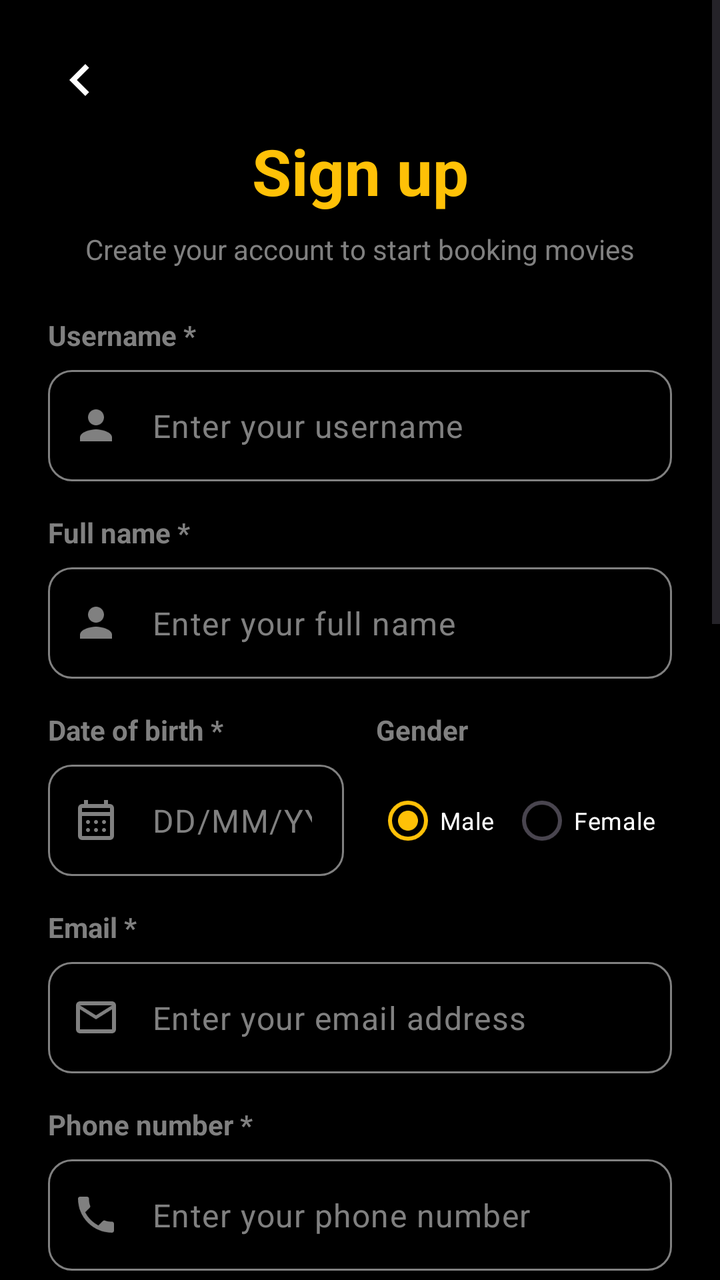
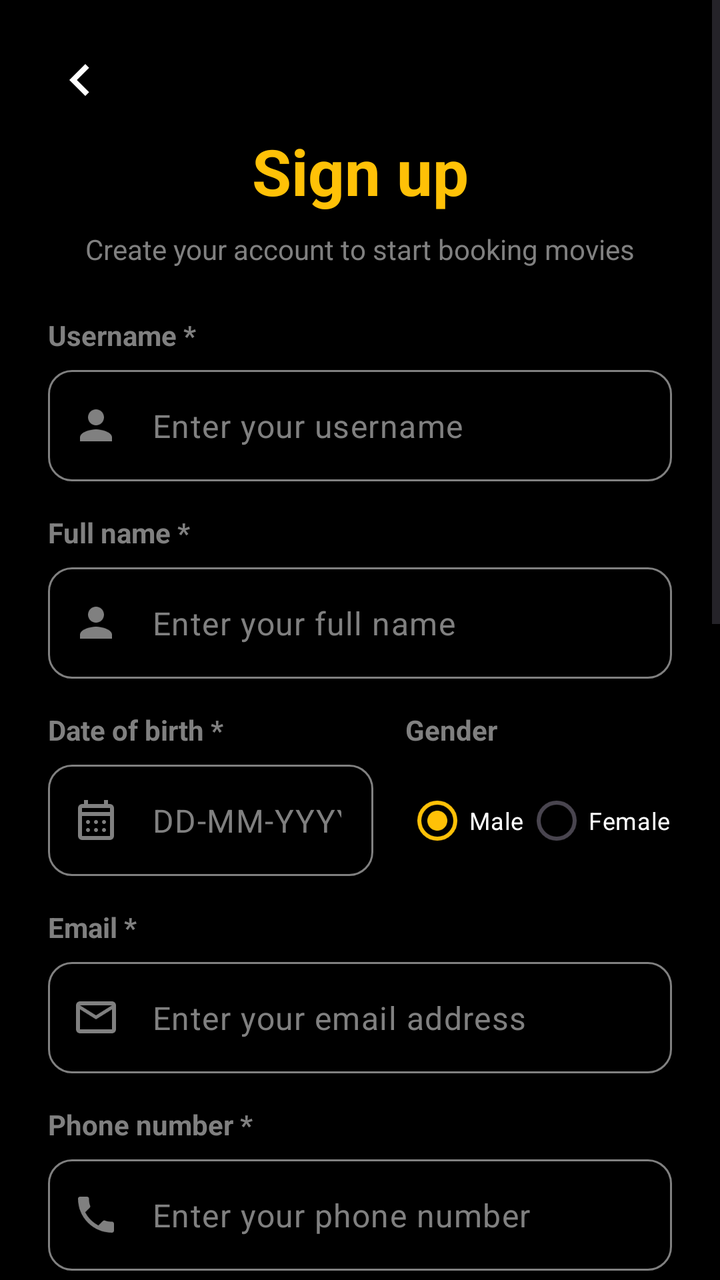

Before-and-after screenshots of an Android layout around one commit, followed by the original layout XML and the change that was made.
<!-- AndroidManifest.xml: activity theme Theme.Moviebookingapp -->
<!-- res/layout/activity_register.xml -->
<?xml version="1.0" encoding="utf-8"?>
<FrameLayout xmlns:android="http://schemas.android.com/apk/res/android"
    xmlns:app="http://schemas.android.com/apk/res-auto"
    xmlns:tools="http://schemas.android.com/tools"
    android:layout_width="match_parent"
    android:layout_height="match_parent"
    tools:context=".view.activity.RegisterActivity">

    <ScrollView
        android:layout_width="match_parent"
        android:layout_height="match_parent"
        android:background="#000000"
        android:fillViewport="true">


        <androidx.constraintlayout.widget.ConstraintLayout
            android:layout_width="match_parent"
            android:layout_height="wrap_content"
            android:padding="24dp">

            
            <ImageView
                android:id="@+id/ivBack"
                android:layout_width="32dp"
                android:layout_height="32dp"
                android:src="@drawable/ic_chevron_right"
                android:rotation="180"
                app:tint="#FFFFFF"
                android:background="?attr/selectableItemBackgroundBorderless"
                android:clickable="true"
                android:focusable="true"
                app:layout_constraintTop_toTopOf="parent"
                app:layout_constraintStart_toStartOf="parent" />

            
            <TextView
                android:id="@+id/tvRegisterTitle"
                android:layout_width="wrap_content"
                android:layout_height="wrap_content"
                android:text="@string/sign_up"
                android:textColor="#FFC107"
                android:textSize="32sp"
                android:textStyle="bold"
                android:layout_marginTop="8dp"
                app:layout_constraintTop_toBottomOf="@id/ivBack"
                app:layout_constraintStart_toStartOf="parent"
                app:layout_constraintEnd_toEndOf="parent" />

            <TextView
                android:id="@+id/tvRegisterSubtitle"
                android:layout_width="wrap_content"
                android:layout_height="wrap_content"
                android:text="@string/register_subtitle"
                android:textColor="#808080"
                android:textSize="14sp"
                android:layout_marginTop="8dp"
                app:layout_constraintTop_toBottomOf="@id/tvRegisterTitle"
                app:layout_constraintStart_toStartOf="parent"
                app:layout_constraintEnd_toEndOf="parent" />

            
            <TextView
                android:id="@+id/tvUsernameRegLabel"
                android:layout_width="wrap_content"
                android:layout_height="wrap_content"
                android:text="@string/username_reg_label"
                android:textColor="#808080"
                android:textStyle="bold"
                android:layout_marginTop="24dp"
                app:layout_constraintTop_toBottomOf="@id/tvRegisterSubtitle"
                app:layout_constraintStart_toStartOf="parent" />

            <com.google.android.material.textfield.TextInputLayout
                android:id="@+id/tilUsernameReg"
                style="@style/Widget.Material3.TextInputLayout.OutlinedBox"
                android:layout_width="0dp"
                android:layout_height="wrap_content"
                android:layout_marginTop="8dp"
                app:boxStrokeColor="@color/text_input_stroke"
                app:boxStrokeWidth="1dp"
                app:boxStrokeWidthFocused="2dp"
                app:boxCornerRadiusTopStart="12dp"
                app:boxCornerRadiusTopEnd="12dp"
                app:boxCornerRadiusBottomStart="12dp"
                app:boxCornerRadiusBottomEnd="12dp"
                app:boxBackgroundMode="outline"
                app:hintEnabled="false"
                app:startIconDrawable="@drawable/ic_profile"
                app:startIconTint="#808080"
                app:layout_constraintTop_toBottomOf="@id/tvUsernameRegLabel"
                app:layout_constraintStart_toStartOf="parent"
                app:layout_constraintEnd_toEndOf="parent">

                <com.google.android.material.textfield.TextInputEditText
                    android:id="@+id/edtUsername"
                    android:layout_width="match_parent"
                    android:layout_height="wrap_content"
                    android:hint="@string/username_reg_hint"
                    android:textColorHint="#808080"
                    android:textColor="#FFFFFF"
                    android:inputType="textPersonName" />
            </com.google.android.material.textfield.TextInputLayout>

            
            <TextView
                android:id="@+id/tvFullNameLabel"
                android:layout_width="wrap_content"
                android:layout_height="wrap_content"
                android:text="@string/full_name_label"
                android:textColor="#808080"
                android:textStyle="bold"
                android:layout_marginTop="16dp"
                app:layout_constraintTop_toBottomOf="@id/tilUsernameReg"
                app:layout_constraintStart_toStartOf="parent" />

            <com.google.android.material.textfield.TextInputLayout
                android:id="@+id/tilFullName"
                style="@style/Widget.Material3.TextInputLayout.OutlinedBox"
                android:layout_width="0dp"
                android:layout_height="wrap_content"
                android:layout_marginTop="8dp"
                app:boxStrokeColor="@color/text_input_stroke"
                app:boxStrokeWidth="1dp"
                app:boxStrokeWidthFocused="2dp"
                app:boxCornerRadiusTopStart="12dp"
                app:boxCornerRadiusTopEnd="12dp"
                app:boxCornerRadiusBottomStart="12dp"
                app:boxCornerRadiusBottomEnd="12dp"
                app:boxBackgroundMode="outline"
                app:hintEnabled="false"
                app:startIconDrawable="@drawable/ic_profile"
                app:startIconTint="#808080"
                app:layout_constraintTop_toBottomOf="@id/tvFullNameLabel"
                app:layout_constraintStart_toStartOf="parent"
                app:layout_constraintEnd_toEndOf="parent">

                <com.google.android.material.textfield.TextInputEditText
                    android:id="@+id/edtFullName"
                    android:layout_width="match_parent"
                    android:layout_height="wrap_content"
                    android:hint="@string/full_name_hint"
                    android:textColorHint="#808080"
                    android:textColor="#FFFFFF"
                    android:inputType="textPersonName" />
            </com.google.android.material.textfield.TextInputLayout>

            
            <androidx.constraintlayout.widget.ConstraintLayout
                android:id="@+id/clDobGender"
                android:layout_width="0dp"
                android:layout_height="wrap_content"
                android:layout_marginTop="16dp"
                app:layout_constraintTop_toBottomOf="@id/tilFullName"
                app:layout_constraintStart_toStartOf="parent"
                app:layout_constraintEnd_toEndOf="parent">

                <TextView
                    android:id="@+id/tvDobLabel"
                    android:layout_width="wrap_content"
                    android:layout_height="wrap_content"
                    android:text="@string/dob_label"
                    android:textColor="#808080"
                    android:textStyle="bold"
                    app:layout_constraintTop_toTopOf="parent"
                    app:layout_constraintStart_toStartOf="parent" />

                <com.google.android.material.textfield.TextInputLayout
                    android:id="@+id/tilDob"
                    style="@style/Widget.Material3.TextInputLayout.OutlinedBox"
                    android:layout_width="0dp"
                    android:layout_height="wrap_content"
                    android:layout_marginTop="8dp"
                    android:layout_marginEnd="8dp"
                    app:boxStrokeColor="@color/text_input_stroke"
                    app:boxStrokeWidth="1dp"
                    app:boxStrokeWidthFocused="2dp"
                    app:boxCornerRadiusTopStart="12dp"
                    app:boxCornerRadiusTopEnd="12dp"
                    app:boxCornerRadiusBottomStart="12dp"
                    app:boxCornerRadiusBottomEnd="12dp"
                    app:boxBackgroundMode="outline"
                    app:hintEnabled="false"
                    app:startIconDrawable="@drawable/ic_calendar_month_24"
                    app:startIconTint="#808080"
                    app:layout_constraintTop_toBottomOf="@id/tvDobLabel"
                    app:layout_constraintStart_toStartOf="parent"
                    app:layout_constraintEnd_toStartOf="@id/rgGender"
                    app:layout_constraintHorizontal_weight="1">

                    <com.google.android.material.textfield.TextInputEditText
                        android:id="@+id/edtDob"
                        android:layout_width="match_parent"
                        android:layout_height="wrap_content"
                        android:hint="@string/dob_hint"
                        android:textColorHint="#808080"
                        android:textColor="#FFFFFF"
                        android:focusable="false"
                        android:clickable="true"
                        android:inputType="none"
                        android:ellipsize="end"
                        android:singleLine="true" />
                </com.google.android.material.textfield.TextInputLayout>

                <TextView
                    android:id="@+id/tvGenderLabel"
                    android:layout_width="wrap_content"
                    android:layout_height="wrap_content"
                    android:text="@string/gender_label"
                    android:textColor="#808080"
                    android:textStyle="bold"
                    app:layout_constraintTop_toTopOf="parent"
                    app:layout_constraintStart_toStartOf="@id/rgGender" />

                <RadioGroup
                    android:id="@+id/rgGender"
                    android:layout_width="0dp"
                    android:layout_height="wrap_content"
                    android:orientation="horizontal"
                    android:layout_marginStart="8dp"
                    app:layout_constraintTop_toTopOf="@id/tilDob"
                    app:layout_constraintBottom_toBottomOf="@id/tilDob"
                    app:layout_constraintStart_toEndOf="@id/tilDob"
                    app:layout_constraintEnd_toEndOf="parent"
                    app:layout_constraintHorizontal_weight="1">

                    <RadioButton
                        android:id="@+id/rbMale"
                        android:layout_width="wrap_content"
                        android:layout_height="wrap_content"
                        android:layout_weight="1"
                        android:buttonTint="#FFC107"
                        android:checked="true"
                        android:text="@string/male"
                        android:textColor="#FFFFFF"
                        android:textSize="12sp" />

                    <RadioButton
                        android:id="@+id/rbFemale"
                        android:layout_width="wrap_content"
                        android:layout_height="wrap_content"
                        android:layout_weight="1"
                        android:text="@string/female"
                        android:textSize="12sp"
                        android:textColor="#FFFFFF"
                        android:buttonTint="#FFC107" />
                </RadioGroup>
            </androidx.constraintlayout.widget.ConstraintLayout>

            
            <TextView
                android:id="@+id/tvEmailLabel"
                android:layout_width="wrap_content"
                android:layout_height="wrap_content"
                android:text="@string/email_label"
                android:textColor="#808080"
                android:textStyle="bold"
                android:layout_marginTop="16dp"
                app:layout_constraintTop_toBottomOf="@id/clDobGender"
                app:layout_constraintStart_toStartOf="parent" />

            <com.google.android.material.textfield.TextInputLayout
                android:id="@+id/tilEmail"
                style="@style/Widget.Material3.TextInputLayout.OutlinedBox"
                android:layout_width="0dp"
                android:layout_height="wrap_content"
                android:layout_marginTop="8dp"
                app:boxStrokeColor="@color/text_input_stroke"
                app:boxStrokeWidth="1dp"
                app:boxStrokeWidthFocused="2dp"
                app:boxCornerRadiusTopStart="12dp"
                app:boxCornerRadiusTopEnd="12dp"
                app:boxCornerRadiusBottomStart="12dp"
                app:boxCornerRadiusBottomEnd="12dp"
                app:boxBackgroundMode="outline"
                app:hintEnabled="false"
                app:startIconDrawable="@drawable/ic_email"
                app:startIconTint="#808080"
                app:layout_constraintTop_toBottomOf="@id/tvEmailLabel"
                app:layout_constraintStart_toStartOf="parent"
                app:layout_constraintEnd_toEndOf="parent">

                <com.google.android.material.textfield.TextInputEditText
                    android:id="@+id/edtEmail"
                    android:layout_width="match_parent"
                    android:layout_height="wrap_content"
                    android:hint="@string/email_hint"
                    android:textColorHint="#808080"
                    android:textColor="#FFFFFF"
                    android:inputType="textEmailAddress" />
            </com.google.android.material.textfield.TextInputLayout>

            
            <TextView
                android:id="@+id/tvPhoneLabel"
                android:layout_width="wrap_content"
                android:layout_height="wrap_content"
                android:text="@string/phone_label"
                android:textColor="#808080"
                android:textStyle="bold"
                android:layout_marginTop="16dp"
                app:layout_constraintTop_toBottomOf="@id/tilEmail"
                app:layout_constraintStart_toStartOf="parent" />

            <com.google.android.material.textfield.TextInputLayout
                android:id="@+id/tilPhone"
                style="@style/Widget.Material3.TextInputLayout.OutlinedBox"
                android:layout_width="0dp"
                android:layout_height="wrap_content"
                android:layout_marginTop="8dp"
                app:boxStrokeColor="@color/text_input_stroke"
                app:boxStrokeWidth="1dp"
                app:boxStrokeWidthFocused="2dp"
                app:boxCornerRadiusTopStart="12dp"
                app:boxCornerRadiusTopEnd="12dp"
                app:boxCornerRadiusBottomStart="12dp"
                app:boxCornerRadiusBottomEnd="12dp"
                app:boxBackgroundMode="outline"
                app:hintEnabled="false"
                app:startIconDrawable="@drawable/ic_phone"
                app:startIconTint="#808080"
                app:layout_constraintTop_toBottomOf="@id/tvPhoneLabel"
                app:layout_constraintStart_toStartOf="parent"
                app:layout_constraintEnd_toEndOf="parent">

                <com.google.android.material.textfield.TextInputEditText
                    android:id="@+id/edtPhone"
                    android:layout_width="match_parent"
                    android:layout_height="wrap_content"
                    android:hint="@string/phone_hint"
                    android:textColorHint="#808080"
                    android:textColor="#FFFFFF"
                    android:inputType="phone" />
            </com.google.android.material.textfield.TextInputLayout>

            
            <TextView
                android:id="@+id/tvIdCardLabel"
                android:layout_width="wrap_content"
                android:layout_height="wrap_content"
                android:text="@string/id_card_label"
                android:textColor="#808080"
                android:textStyle="bold"
                android:layout_marginTop="16dp"
                app:layout_constraintTop_toBottomOf="@id/tilPhone"
                app:layout_constraintStart_toStartOf="parent" />

            <com.google.android.material.textfield.TextInputLayout
                android:id="@+id/tilIdCard"
                style="@style/Widget.Material3.TextInputLayout.OutlinedBox"
                android:layout_width="0dp"
                android:layout_height="wrap_content"
                android:layout_marginTop="8dp"
                app:boxStrokeColor="@color/text_input_stroke"
                app:boxStrokeWidth="1dp"
                app:boxStrokeWidthFocused="2dp"
                app:boxCornerRadiusTopStart="12dp"
                app:boxCornerRadiusTopEnd="12dp"
                app:boxCornerRadiusBottomStart="12dp"
                app:boxCornerRadiusBottomEnd="12dp"
                app:boxBackgroundMode="outline"
                app:hintEnabled="false"
                app:startIconDrawable="@android:drawable/ic_menu_agenda"
                app:startIconTint="#808080"
                app:layout_constraintTop_toBottomOf="@id/tvIdCardLabel"
                app:layout_constraintStart_toStartOf="parent"
                app:layout_constraintEnd_toEndOf="parent">

                <com.google.android.material.textfield.TextInputEditText
                    android:id="@+id/edtIdCard"
                    android:layout_width="match_parent"
                    android:layout_height="wrap_content"
                    android:hint="@string/id_card_hint"
                    android:textColorHint="#808080"
                    android:textColor="#FFFFFF"
                    android:inputType="number" />
            </com.google.android.material.textfield.TextInputLayout>

            
            <TextView
                android:id="@+id/tvPasswordLabel"
                android:layout_width="wrap_content"
                android:layout_height="wrap_content"
                android:text="@string/password_label_required"
                android:textColor="#808080"
                android:textStyle="bold"
                android:layout_marginTop="16dp"
                app:layout_constraintTop_toBottomOf="@id/tilIdCard"
                app:layout_constraintStart_toStartOf="parent" />

            <com.google.android.material.textfield.TextInputLayout
                android:id="@+id/tilPassword"
                style="@style/Widget.Material3.TextInputLayout.OutlinedBox"
                android:layout_width="0dp"
                android:layout_height="wrap_content"
                android:layout_marginTop="8dp"
                app:boxStrokeColor="@color/text_input_stroke"
                app:boxStrokeWidth="1dp"
                app:boxStrokeWidthFocused="2dp"
                app:boxCornerRadiusTopStart="12dp"
                app:boxCornerRadiusTopEnd="12dp"
                app:boxCornerRadiusBottomStart="12dp"
                app:boxCornerRadiusBottomEnd="12dp"
                app:boxBackgroundMode="outline"
                app:hintEnabled="false"
                app:endIconMode="password_toggle"
                app:endIconTint="#808080"
                app:startIconDrawable="@android:drawable/ic_lock_idle_lock"
                app:startIconTint="#808080"
                app:layout_constraintTop_toBottomOf="@id/tvPasswordLabel"
                app:layout_constraintStart_toStartOf="parent"
                app:layout_constraintEnd_toEndOf="parent">

                <com.google.android.material.textfield.TextInputEditText
                    android:id="@+id/edtPassword"
                    android:layout_width="match_parent"
                    android:layout_height="wrap_content"
                    android:hint="@string/password_hint"
                    android:textColorHint="#808080"
                    android:textColor="#FFFFFF"
                    android:inputType="textPassword" />
            </com.google.android.material.textfield.TextInputLayout>

            
            <TextView
                android:id="@+id/tvConfirmPasswordLabel"
                android:layout_width="wrap_content"
                android:layout_height="wrap_content"
                android:text="@string/confirm_password_label"
                android:textColor="#808080"
                android:textStyle="bold"
                android:layout_marginTop="16dp"
                app:layout_constraintTop_toBottomOf="@id/tilPassword"
                app:layout_constraintStart_toStartOf="parent" />

            <com.google.android.material.textfield.TextInputLayout
                android:id="@+id/tilConfirmPassword"
                style="@style/Widget.Material3.TextInputLayout.OutlinedBox"
                android:layout_width="0dp"
                android:layout_height="wrap_content"
                android:layout_marginTop="8dp"
                app:boxStrokeColor="@color/text_input_stroke"
                app:boxStrokeWidth="1dp"
                app:boxStrokeWidthFocused="2dp"
                app:boxCornerRadiusTopStart="12dp"
                app:boxCornerRadiusTopEnd="12dp"
                app:boxCornerRadiusBottomStart="12dp"
                app:boxCornerRadiusBottomEnd="12dp"
                app:boxBackgroundMode="outline"
                app:hintEnabled="false"
                app:endIconMode="password_toggle"
                app:endIconTint="#808080"
                app:startIconDrawable="@android:drawable/ic_lock_idle_lock"
                app:startIconTint="#808080"
                app:layout_constraintTop_toBottomOf="@id/tvConfirmPasswordLabel"
                app:layout_constraintStart_toStartOf="parent"
                app:layout_constraintEnd_toEndOf="parent">

                <com.google.android.material.textfield.TextInputEditText
                    android:id="@+id/edtConfirmPassword"
                    android:layout_width="match_parent"
                    android:layout_height="wrap_content"
                    android:hint="@string/confirm_password_hint"
                    android:textColorHint="#808080"
                    android:textColor="#FFFFFF"
                    android:inputType="textPassword" />
            </com.google.android.material.textfield.TextInputLayout>

            
            <TextView
                android:id="@+id/tvAddressLabel"
                android:layout_width="wrap_content"
                android:layout_height="wrap_content"
                android:text="@string/address_label"
                android:textColor="#808080"
                android:textStyle="bold"
                android:layout_marginTop="16dp"
                app:layout_constraintTop_toBottomOf="@id/tilConfirmPassword"
                app:layout_constraintStart_toStartOf="parent" />

            <com.google.android.material.textfield.TextInputLayout
                android:id="@+id/tilAddress"
                style="@style/Widget.Material3.TextInputLayout.OutlinedBox"
                android:layout_width="0dp"
                android:layout_height="wrap_content"
                android:layout_marginTop="8dp"
                app:boxStrokeColor="@color/text_input_stroke"
                app:boxStrokeWidth="1dp"
                app:boxStrokeWidthFocused="2dp"
                app:boxCornerRadiusTopStart="12dp"
                app:boxCornerRadiusTopEnd="12dp"
                app:boxCornerRadiusBottomStart="12dp"
                app:boxCornerRadiusBottomEnd="12dp"
                app:boxBackgroundMode="outline"
                app:hintEnabled="false"
                app:startIconDrawable="@drawable/ic_home"
                app:startIconTint="#808080"
                app:layout_constraintTop_toBottomOf="@id/tvAddressLabel"
                app:layout_constraintStart_toStartOf="parent"
                app:layout_constraintEnd_toEndOf="parent">

                <com.google.android.material.textfield.TextInputEditText
                    android:id="@+id/edtAddress"
                    android:layout_width="match_parent"
                    android:layout_height="wrap_content"
                    android:hint="@string/address_hint"
                    android:textColorHint="#808080"
                    android:textColor="#FFFFFF"
                    android:inputType="textPostalAddress" />
            </com.google.android.material.textfield.TextInputLayout>

            
            <com.google.android.material.button.MaterialButton
                android:id="@+id/btnRegister"
                android:layout_width="0dp"
                android:layout_height="60dp"
                android:text="@string/register"
                android:textColor="#000000"
                android:textSize="18sp"
                android:textStyle="bold"
                android:layout_marginTop="32dp"
                app:backgroundTint="#FFC107"
                app:cornerRadius="30dp"
                app:layout_constraintTop_toBottomOf="@id/tilAddress"
                app:layout_constraintStart_toStartOf="parent"
                app:layout_constraintEnd_toEndOf="parent" />

            
            <LinearLayout
                android:id="@+id/llOrContinue"
                android:layout_width="0dp"
                android:layout_height="wrap_content"
                android:orientation="horizontal"
                android:gravity="center_vertical"
                android:layout_marginTop="32dp"
                app:layout_constraintTop_toBottomOf="@id/btnRegister"
                app:layout_constraintStart_toStartOf="parent"
                app:layout_constraintEnd_toEndOf="parent">

                <View
                    android:layout_width="0dp"
                    android:layout_height="1dp"
                    android:layout_weight="1"
                    android:background="#333333" />

                <TextView
                    android:layout_width="wrap_content"
                    android:layout_height="wrap_content"
                    android:text="@string/or_sign_up_with"
                    android:textColor="#FFFFFF"
                    android:layout_marginHorizontal="16dp"
                    android:textStyle="bold" />

                <View
                    android:layout_width="0dp"
                    android:layout_height="1dp"
                    android:layout_weight="1"
                    android:background="#333333" />
            </LinearLayout>

            
            <com.google.android.material.button.MaterialButton
                android:id="@+id/btnGoogleRegister"
                android:layout_width="0dp"
                android:layout_height="60dp"
                android:text="@string/google"
                android:textColor="#FFFFFF"
                android:textSize="18sp"
                android:textStyle="bold"
                android:layout_marginTop="24dp"
                android:layout_marginBottom="32dp"
                app:backgroundTint="#1A1A1A"
                app:cornerRadius="30dp"
                app:icon="@drawable/ic_google"
                app:iconGravity="textStart"
                app:iconTint="@null"
                app:layout_constraintTop_toBottomOf="@id/llOrContinue"
                app:layout_constraintStart_toStartOf="parent"
                app:layout_constraintEnd_toEndOf="parent"
                app:layout_constraintBottom_toBottomOf="parent" />

        </androidx.constraintlayout.widget.ConstraintLayout>
    </ScrollView>

    
    <androidx.cardview.widget.CardView
        android:id="@+id/cvNotification"
        android:layout_width="match_parent"
        android:layout_height="wrap_content"
        android:layout_margin="16dp"
        android:layout_gravity="top"
        android:visibility="gone"
        app:cardCornerRadius="8dp"
        app:cardElevation="8dp">

        <LinearLayout
            android:id="@+id/llNotificationBg"
            android:layout_width="match_parent"
            android:layout_height="wrap_content"
            android:orientation="horizontal"
            android:padding="16dp"
            android:gravity="center_vertical">

            <ImageView
                android:id="@+id/ivNotificationIcon"
                android:layout_width="24dp"
                android:layout_height="24dp"
                android:src="@android:drawable/ic_dialog_info"
                app:tint="#FFFFFF" />

            <TextView
                android:id="@+id/tvNotificationMessage"
                android:layout_width="0dp"
                android:layout_height="wrap_content"
                android:layout_weight="1"
                android:layout_marginStart="16dp"
                android:textColor="#FFFFFF"
                android:textSize="14sp"
                android:textStyle="bold" />
        </LinearLayout>
    </androidx.cardview.widget.CardView>
</FrameLayout>
<!-- resources referenced by this layout -->
<resources>
  <!-- drawable ic_chevron_right (drawable) -->
  <vector xmlns:android="http://schemas.android.com/apk/res/android"
      android:width="24dp"
      android:height="24dp"
      android:viewportWidth="24.0"
      android:viewportHeight="24.0">
      
      <path
          android:fillColor="#FFFFFFFF"
          android:pathData="M10,6L8.59,7.41 13.17,12l-4.58,4.59L10,18l6,-6z"/>
  </vector>
  <!-- drawable ic_email (drawable) -->
  <vector xmlns:android="http://schemas.android.com/apk/res/android"
      android:width="24dp"
      android:height="24dp"
      android:viewportWidth="24.0"
      android:viewportHeight="24.0">
      
      <path
          android:fillColor="#FFFFFFFF"
          android:pathData="M22,6c0,-1.1 -0.9,-2 -2,-2H4c-1.1,0 -2,0.9 -2,2v12c0,1.1 0.9,2 2,2h16c1.1,0 2,-0.9 2,-2V6zm-2,0l-8,5 -8,-5h16zm0,12H4V8l8,5 8,-5v10z"/>
  </vector>
  <!-- drawable ic_home (drawable) -->
  <vector xmlns:android="http://schemas.android.com/apk/res/android"
      android:width="24dp"
      android:height="24dp"
      android:viewportWidth="24.0"
      android:viewportHeight="24.0">
      
      <path
          android:fillColor="#FFFFFFFF"
          android:pathData="M12,5.69l5,4.5V18h-2v-6H9v6H7v-7.81l5,-4.5M12,3L2,12h3v8h6v-6h2v6h6v-8h3L12,3z"/>
  </vector>
  <!-- drawable ic_profile (drawable) -->
  <vector xmlns:android="http://schemas.android.com/apk/res/android"
      android:width="24dp"
      android:height="24dp"
      android:viewportWidth="24.0"
      android:viewportHeight="24.0">
      
      <path
          android:fillColor="#FFFFFFFF"
          android:pathData="M12,12c2.21,0 4,-1.79 4,-4s-1.79,-4 -4,-4 -4,1.79 -4,4 1.79,4 4,4zm0,2c-2.67,0 -8,1.34 -8,4v2h16v-2c0,-2.66 -5.33,-4 -8,-4z"/>
  </vector>
  <string name="address_hint">Enter your address</string>
  <string name="address_label">Address *</string>
  <string name="confirm_password_hint">Confirm your password</string>
  <string name="confirm_password_label">Confirm password *</string>
  <string name="dob_hint">DD/MM/YYYY</string>
  <string name="dob_label">Date of birth *</string>
  <string name="email_hint">Enter your email address</string>
  <string name="email_label">Email *</string>
  <string name="female">Female</string>
  <string name="full_name_hint">Enter your full name</string>
  <string name="full_name_label">Full name *</string>
  <string name="gender_label">Gender</string>
  <string name="google">Google</string>
  <string name="id_card_hint">Enter your Identity card number</string>
  <string name="id_card_label">Identity card number *</string>
  <string name="male">Male</string>
  <string name="or_sign_up_with">Or sign up with</string>
  <string name="password_hint">Enter your password</string>
  <string name="password_label_required">Password *</string>
  <string name="phone_hint">Enter your phone number</string>
  <string name="phone_label">Phone number *</string>
  <string name="register">Register</string>
  <string name="register_subtitle">Create your account to start booking movies</string>
  <string name="sign_up">Sign up</string>
  <string name="username_reg_hint">Enter your username</string>
  <string name="username_reg_label">Username *</string>
  <style name="Theme.Moviebookingapp" parent="Base.Theme.Moviebookingapp" />
  <style name="Base.Theme.Moviebookingapp" parent="Theme.Material3.DayNight.NoActionBar">
          <item name="colorPrimary">@color/yellow</item>
          <item name="android:windowBackground">@color/background_black</item>
          <item name="android:statusBarColor">@color/background_black</item>
      </style>
  <color name="yellow">#FFC107</color>
  <color name="background_black">#FF000000</color>
  <!-- unchanged entries left out for length: 3 -->
</resources>

<!-- the commit's change to res/layout/activity_register.xml (unified diff, before → after) -->
@@ -185,18 +185,20 @@
                     app:layout_constraintTop_toBottomOf="@id/tvDobLabel"
                     app:layout_constraintStart_toStartOf="parent"
                     app:layout_constraintEnd_toStartOf="@id/rgGender"
-                    app:layout_constraintHorizontal_weight="1">
+                    app:layout_constraintHorizontal_weight="1.1">
 
                     <com.google.android.material.textfield.TextInputEditText
                         android:id="@+id/edtDob"
                         android:layout_width="match_parent"
                         android:layout_height="wrap_content"
-                        android:hint="@string/dob_hint"
+                        android:hint="DD-MM-YYYY"
                         android:textColorHint="#808080"
                         android:textColor="#FFFFFF"
-                        android:focusable="false"
                         android:clickable="true"
-                        android:inputType="none"
+                        android:focusable="true"
+                        android:focusableInTouchMode="true"
+                        android:cursorVisible="true"
+                        android:inputType="text"
                         android:ellipsize="end"
                         android:singleLine="true" />
                 </com.google.android.material.textfield.TextInputLayout>
@@ -221,7 +223,7 @@
                     app:layout_constraintBottom_toBottomOf="@id/tilDob"
                     app:layout_constraintStart_toEndOf="@id/tilDob"
                     app:layout_constraintEnd_toEndOf="parent"
-                    app:layout_constraintHorizontal_weight="1">
+                    app:layout_constraintHorizontal_weight="0.9">
 
                     <RadioButton
                         android:id="@+id/rbMale"
<!-- resource entries referenced after the edit -->
@@ -48,7 +48,6 @@
   <string name="address_label">Address *</string>
   <string name="confirm_password_hint">Confirm your password</string>
   <string name="confirm_password_label">Confirm password *</string>
-  <string name="dob_hint">DD/MM/YYYY</string>
   <string name="dob_label">Date of birth *</string>
   <string name="email_hint">Enter your email address</string>
   <string name="email_label">Email *</string>
